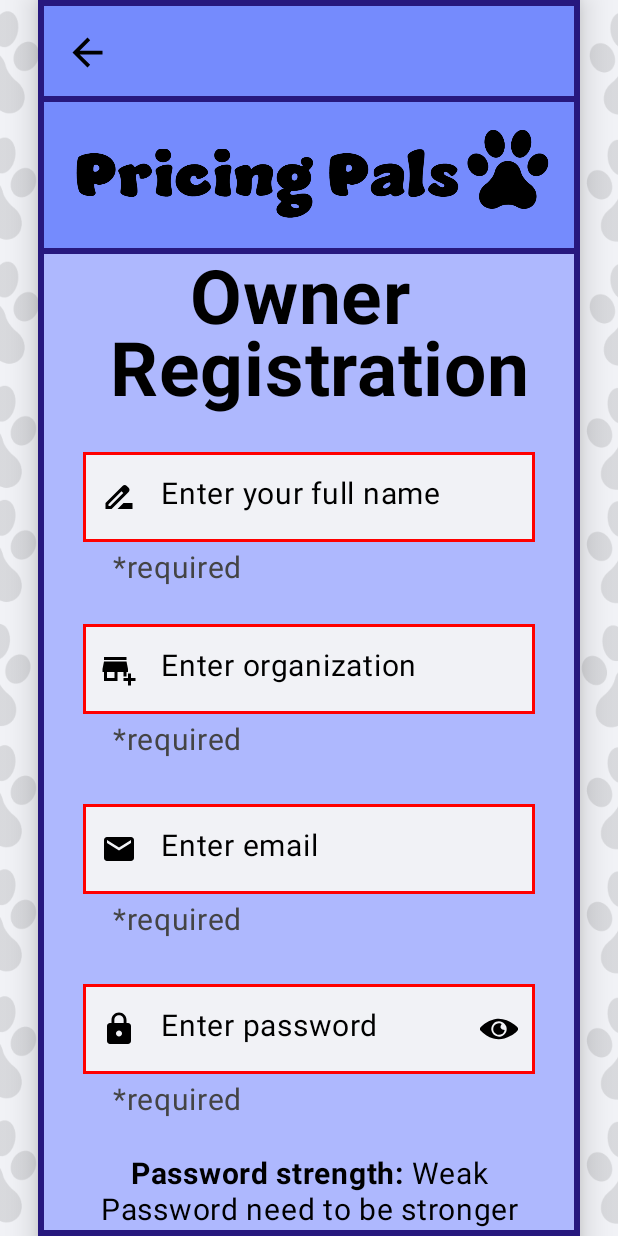
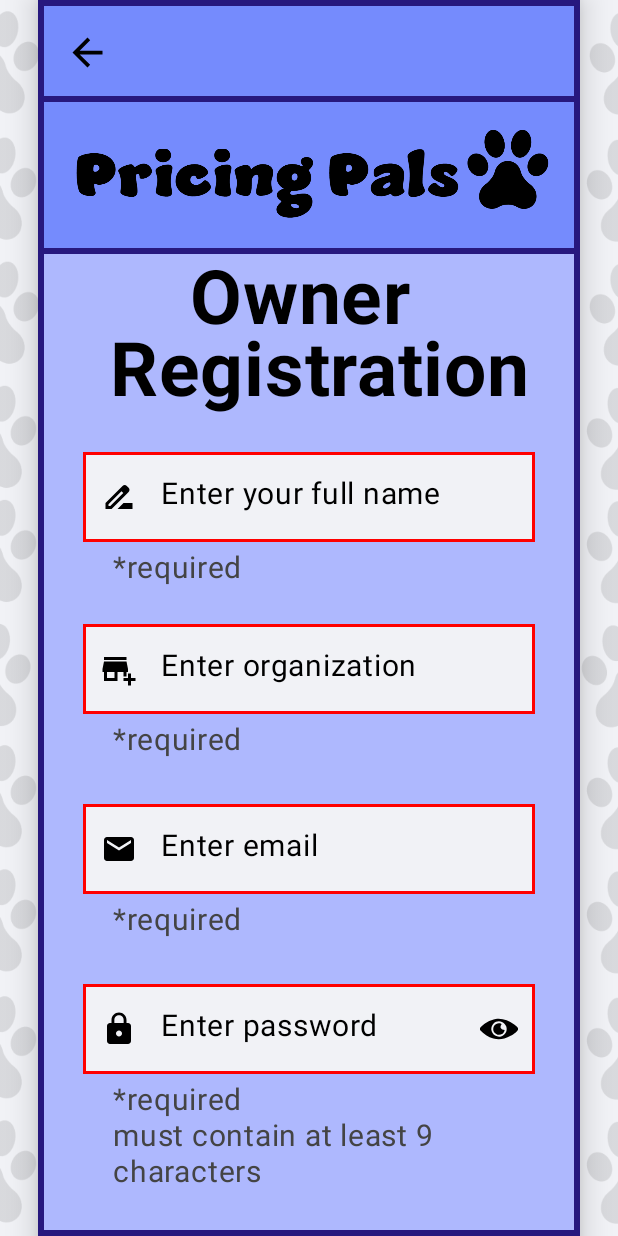
Before and after one commit to CalicoChloe/Thrifty-K9, an Android app built with Jetpack Compose: the screen it shows after launch (MainActivity), after a tap on "Register", on a phone screen of 412 x 824 dp. Run offline under Robolectric (Android 15) with nearby library versions, the phone set to English and light mode, and no system bars; our stand-ins replace Dagger/Hilt's generated code; libraries missing offline, so code that uses them is left out: io.github.jan.supabase; 6 statements that could not run were skipped.

Commit message:
removed un-implemented code and updated comments

```diff
--- a/app/src/main/java/com/example/pricingpal/model/repositories/UserRepository.kt
+++ b/app/src/main/java/com/example/pricingpal/model/repositories/UserRepository.kt
@@ -11,7 +11,7 @@ import com.example.pricingpal.model.datatransferobjects.UserDTO
  */
 interface UserRepository {
 
-    // Get a list of users
+    // Get a list of user's emails
     suspend fun  getUsersEmails(): List<String>?
 
     //get user
--- a/app/src/main/java/com/example/pricingpal/view/Login.kt
+++ b/app/src/main/java/com/example/pricingpal/view/Login.kt
@@ -345,7 +345,7 @@ fun loginButton(windowSize: WindowSize, navController: NavController, viewModel:
     ElevatedButton(
         onClick = {
             viewModel.onLogin()
-            if (message == "Login Successful") {
+            if (message == "Login \n\nSuccessful") {
                 //navigate to the Upload Screen
                 navController.navigate(Screen.HomeScreen.route)
             }
--- a/app/src/main/java/com/example/pricingpal/view/OwnerRegistration.kt
+++ b/app/src/main/java/com/example/pricingpal/view/OwnerRegistration.kt
@@ -206,9 +206,6 @@ fun ownerRegistration(
         passwordInputOwner(signUpViewModel)
         Spacer(modifier = Modifier.height(25.dp))
 
-        // check whether password is strong or weak
-        passwordStrengthOwner(windowSize)
-        Spacer(modifier = Modifier.height(20.dp))
 
         // Sign up Button
         signSnackBar(windowSize, isOwner)
@@ -273,7 +270,6 @@ fun ownerOrganizationInput(signUpViewModel: SignUpViewModel) {
         }, // Reset error message when user modifies the input
         textStyle = TextStyle.Default.copy(fontSize = 20.sp, color = Color.Black),
         placeholder = { Text("Enter organization", fontSize = 20.sp, color = Color.Black) },
-        //supportingText = { Text(text = "*required") },
         leadingIcon = {
             Icon(
                 imageVector = ImageVector.vectorResource(id = R.drawable.baseline_add_business_24),
@@ -441,7 +437,6 @@ fun emailInputOwner(signUpViewModel: SignUpViewModel) {
         textStyle = TextStyle.Default.copy(fontSize = 20.sp, color = Color.Black),
         placeholder = { Text("Enter email", fontSize = 20.sp, color = Color.Black) },
         /** The support text will not work if you have a modifier.*/
-        //supportingText = { Text(text = "*required") },
         leadingIcon = { Icon(imageVector = Icons.Filled.Email, contentDescription = "Email Icon", tint = Color.Black) },
         colors = TextFieldDefaults.colors(
             focusedContainerColor = Anti_flash_white,
@@ -563,84 +558,13 @@ fun passwordInputOwner(signUpViewModel: SignUpViewModel) {
             .padding(top = 5.dp, start = 50.dp)
     ) {
         Text(
-            text = "*required",
+            text = "*required\nmust contain at least 9 characters",
             fontSize = 20.sp,
             color = Color.DarkGray
         )
     }
 }
 
-/**
- * Function: Password Strength Owner
- * @author: Shianne Lesure
- *
- * @param windowSize an adjuster used to change scale of screens based on the user's device
- *
- * This function displays the message of whether their password is strong or weak.
- * If their password is weak, a message pops up saying that that the passwords is weak and it needs
- * to be stronger.
- */
-@Composable
-fun passwordStrengthOwner(windowSize: WindowSize) {
-    // will scale the size of the text
-    val textSize by remember(key1 = windowSize) { mutableStateOf(if (windowSize.width == WindowType.Compact) 20 else 30) }
-    Row(
-        horizontalArrangement = Arrangement.Center,
-        modifier = Modifier
-            .fillMaxWidth()
-    ) {
-        Text(
-            textAlign = TextAlign.Center,
-            text = "Password strength: ",
-            fontSize = textSize.sp,
-            color = Color.Black,
-            fontWeight = FontWeight.Bold
-        )
-
-        /*
-        The password check would be coming from database. A if statement will be letting the user
-        know if the password is weak or strong.
-
-        if(password doesn't meet requirement ){
-        Text(
-            textAlign = TextAlign.Center,
-            text = "Weak",
-            fontSize = 30.sp,
-            color = Color.Black
-        )
-        Text(
-            textAlign = TextAlign.Center,
-            text = "Password need to be stronger",
-            fontSize = 30.sp,
-            color = Color.Black
-        )
-        } else{
-        Text(
-            textAlign = TextAlign.Center,
-            text = "Strong",
-            fontSize = 30.sp,
-            color = Color.Black
-        )
-        }
-         */
-        Text(
-            textAlign = TextAlign.Center,
-            text = "Weak",
-            fontSize = textSize.sp,
-            color = Color.Black
-        )
-    }
-    Text(
-        textAlign = TextAlign.Center,
-        text = "Password need to be stronger",
-        fontSize = textSize.sp,
-        color = Color.Black
-    )
-
-    Spacer(modifier = Modifier.height(20.dp))
-
-    passwordStrengthOwnerDialog(windowSize)
-}
 
 /**
  * Function: Password Strength Owner Dialog
```
